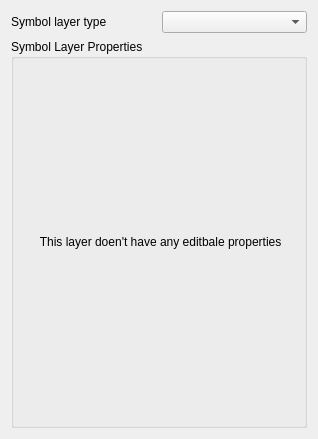
This is src/ui/symbollayer/widget_layerproperties.ui in qgis/QGIS as Qt 5 draws it before an edit. The edited form follows.
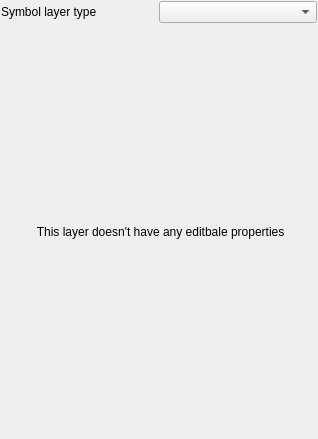
This is the edited form.

```diff
--- a/src/ui/symbollayer/widget_layerproperties.ui
+++ b/src/ui/symbollayer/widget_layerproperties.ui
@@ -13,34 +13,13 @@
   <property name="windowTitle">
    <string>Form</string>
   </property>
-  <layout class="QGridLayout" name="gridLayout_2">
-   <item row="1" column="0">
-    <widget class="QGroupBox" name="groupBox">
-     <property name="title">
-      <string>Symbol Layer Properties</string>
-     </property>
-     <layout class="QGridLayout" name="gridLayout">
-      <item row="0" column="0">
-       <widget class="QStackedWidget" name="stackedWidget">
-        <widget class="QWidget" name="pageDummy">
-         <layout class="QVBoxLayout" name="verticalLayout">
-          <item>
-           <widget class="QLabel" name="label_2">
-            <property name="text">
-             <string> This layer doen't have any editbale properties</string>
-            </property>
-            <property name="alignment">
-             <set>Qt::AlignCenter</set>
-            </property>
-           </widget>
-          </item>
-         </layout>
-        </widget>
-       </widget>
-      </item>
-     </layout>
-    </widget>
-   </item>
+  <layout class="QGridLayout" name="gridLayout">
+   <property name="verticalSpacing">
+    <number>3</number>
+   </property>
+   <property name="margin">
+    <number>1</number>
+   </property>
    <item row="0" column="0">
     <layout class="QHBoxLayout" name="horizontalLayout">
      <item>
@@ -62,6 +41,24 @@
      </item>
     </layout>
    </item>
+   <item row="1" column="0">
+    <widget class="QStackedWidget" name="stackedWidget">
+     <widget class="QWidget" name="pageDummy">
+      <layout class="QVBoxLayout" name="verticalLayout">
+       <item>
+        <widget class="QLabel" name="label_2">
+         <property name="text">
+          <string> This layer doesn't have any editbale properties</string>
+         </property>
+         <property name="alignment">
+          <set>Qt::AlignCenter</set>
+         </property>
+        </widget>
+       </item>
+      </layout>
+     </widget>
+    </widget>
+   </item>
   </layout>
  </widget>
  <resources/>
```
